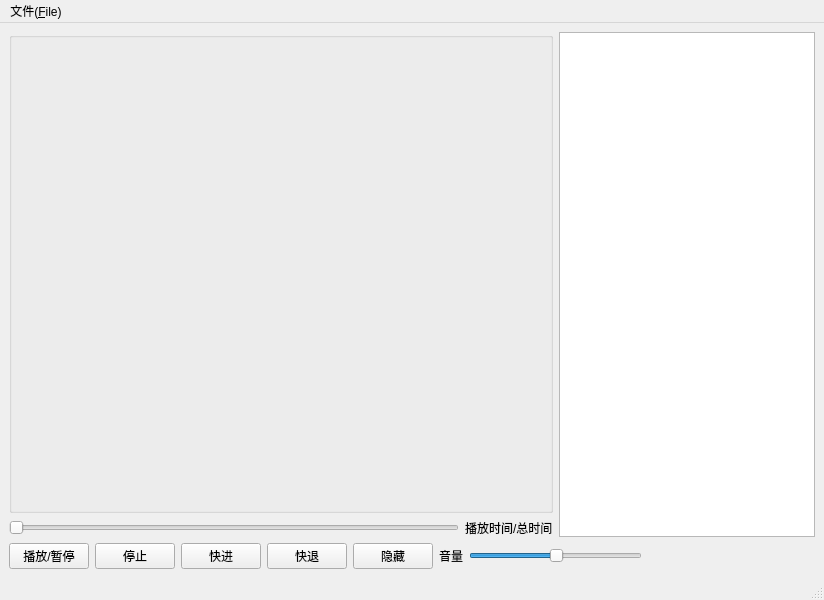
Old version of the form MainWindow.ui in the repository Lt-Tony715/Software-Engineering.
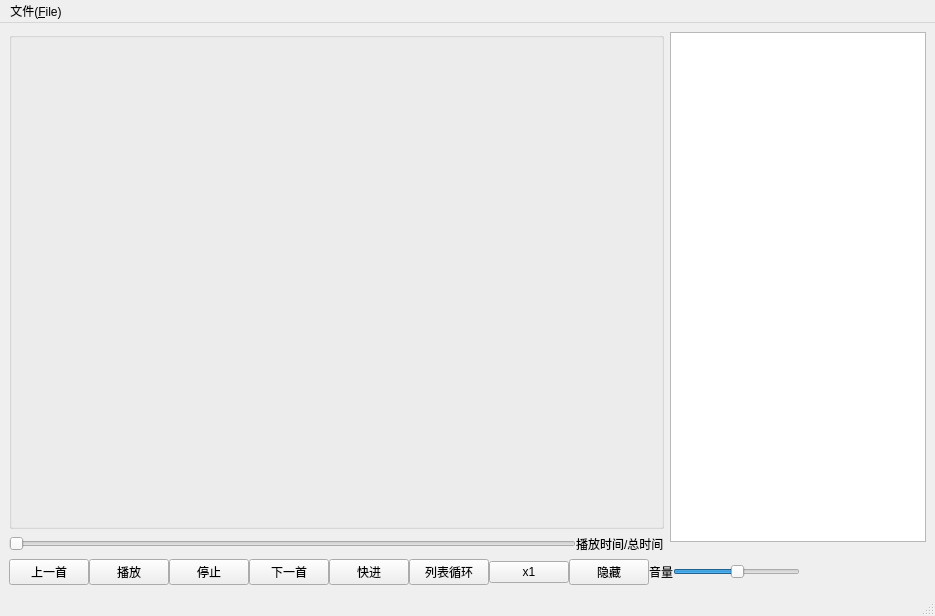
New version of the form. Custom widgets are drawn as their Qt base class.

The edit to the form file:
```diff
--- a/MainWindow.ui
+++ b/MainWindow.ui
@@ -6,8 +6,8 @@
    <rect>
     <x>0</x>
     <y>0</y>
-    <width>824</width>
-    <height>600</height>
+    <width>935</width>
+    <height>616</height>
    </rect>
   </property>
   <property name="windowTitle">
@@ -17,6 +17,12 @@
    <layout class="QGridLayout" name="gridLayout" rowstretch="1,0,0" columnstretch="1,0">
     <item row="0" column="1" rowspan="2">
      <layout class="QVBoxLayout" name="verticalLayout">
+      <property name="spacing">
+       <number>0</number>
+      </property>
+      <property name="bottomMargin">
+       <number>11</number>
+      </property>
       <item>
        <widget class="QListWidget" name="playList"/>
       </item>
@@ -48,6 +54,9 @@
     </item>
     <item row="1" column="0">
      <layout class="QHBoxLayout" name="horizontalLayout_4">
+      <property name="spacing">
+       <number>0</number>
+      </property>
       <item>
        <widget class="QSlider" name="playPosSlider">
         <property name="maximum">
@@ -69,10 +78,20 @@
     </item>
     <item row="2" column="0" colspan="2">
      <layout class="QHBoxLayout" name="horizontalLayout">
+      <property name="spacing">
+       <number>0</number>
+      </property>
+      <item>
+       <widget class="QPushButton" name="PreButton">
+        <property name="text">
+         <string>上一首</string>
+        </property>
+       </widget>
+      </item>
       <item>
        <widget class="QPushButton" name="playOrPauseButton">
         <property name="text">
-         <string>播放/暂停</string>
+         <string>播放</string>
         </property>
        </widget>
       </item>
@@ -83,6 +102,13 @@
         </property>
        </widget>
       </item>
+      <item>
+       <widget class="QPushButton" name="pushButton">
+        <property name="text">
+         <string>下一首</string>
+        </property>
+       </widget>
+      </item>
       <item>
        <widget class="QPushButton" name="forwardButton">
         <property name="text">
@@ -93,7 +119,14 @@
       <item>
        <widget class="QPushButton" name="rewindButton">
         <property name="text">
-         <string>快退</string>
+         <string>列表循环</string>
+        </property>
+       </widget>
+      </item>
+      <item>
+       <widget class="QPushButton" name="SpeedButton">
+        <property name="text">
+         <string>x1</string>
         </property>
        </widget>
       </item>
@@ -149,8 +182,8 @@
     <rect>
      <x>0</x>
      <y>0</y>
-     <width>824</width>
-     <height>17</height>
+     <width>935</width>
+     <height>26</height>
     </rect>
    </property>
    <widget class="QMenu" name="menu">
@@ -173,6 +206,13 @@
    </property>
   </action>
  </widget>
+ <customwidgets>
+  <customwidget>
+   <class>myslider</class>
+   <extends>QSlider</extends>
+   <header location="global">myslider.h</header>
+  </customwidget>
+ </customwidgets>
  <resources/>
  <connections/>
 </ui>
```
Left out of the diff: 6 changed lines with no effect on the pictures.
